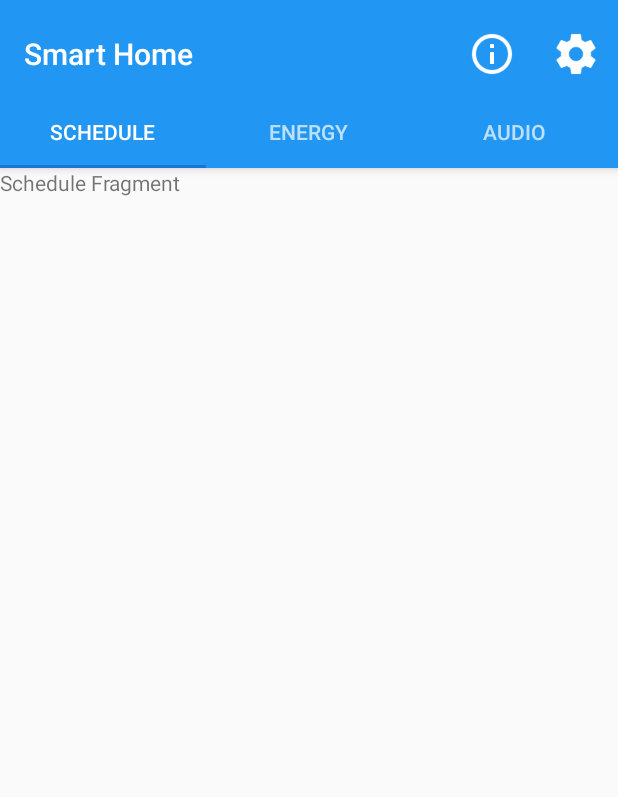
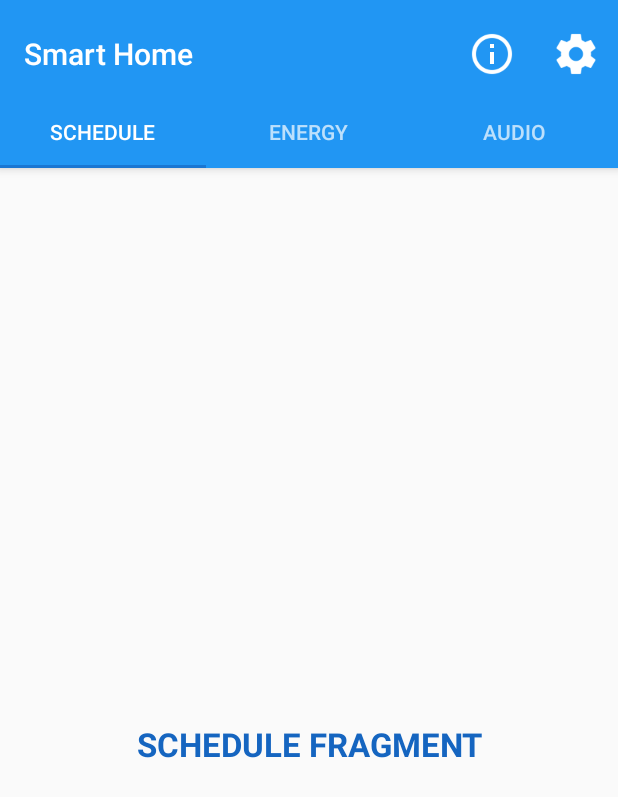
Before and after one commit to RUSEGroup12/SmartSchedule, an Android app: the screen it shows after launch (MainActivity), on a phone screen of 412 x 824 dp. Shown: the top 797 px of the screen. Run offline under Robolectric (Android 15) with nearby library versions, the phone set to English and light mode, and no system bars.

Commit message:
Add Icon

```diff
--- a/app/src/main/res/layout/schedule_fragment.xml
+++ b/app/src/main/res/layout/schedule_fragment.xml
@@ -2,13 +2,19 @@
     xmlns:tools="http://schemas.android.com/tools"
     android:layout_width="match_parent"
     android:layout_height="match_parent"
+    android:gravity="center"
     android:orientation="vertical"
-    tools:context="com.huyphan.smartschedule.MainActivity$PlaceholderFragment">
+    tools:context="com.huyphan.smartschedule.MainActivity">
 
     <TextView
         android:id="@+id/section_label"
+        android:layout_width="wrap_content"
+        android:layout_height="wrap_content"
+        android:gravity="center"
         android:text="Schedule Fragment"
-        android:layout_width="wrap_content"
-        android:layout_height="wrap_content" />
+        android:textAllCaps="true"
+        android:textAppearance="?android:textAppearanceLarge"
+        android:textColor="@color/colorPrimaryDark"
+        android:textStyle="bold" />
 
 </LinearLayout>
```
Also changed, not shown: app/src/main/res/layout/audio_fragment.xml (+9 -3 lines), app/src/main/res/layout/energy_fragment.xml (+9 -3 lines), app/src/main/ic_launcher-web.png (added), app/src/main/res/drawable/ic_launcher.png (added), app/src/main/res/mipmap-hdpi/ic_launcher.png, app/src/main/res/mipmap-mdpi/ic_launcher.png, app/src/main/res/mipmap-xhdpi/ic_launcher.png, app/src/main/res/mipmap-xxhdpi/ic_launcher.png, app/src/main/res/mipmap-xxxhdpi/ic_launcher.png.
